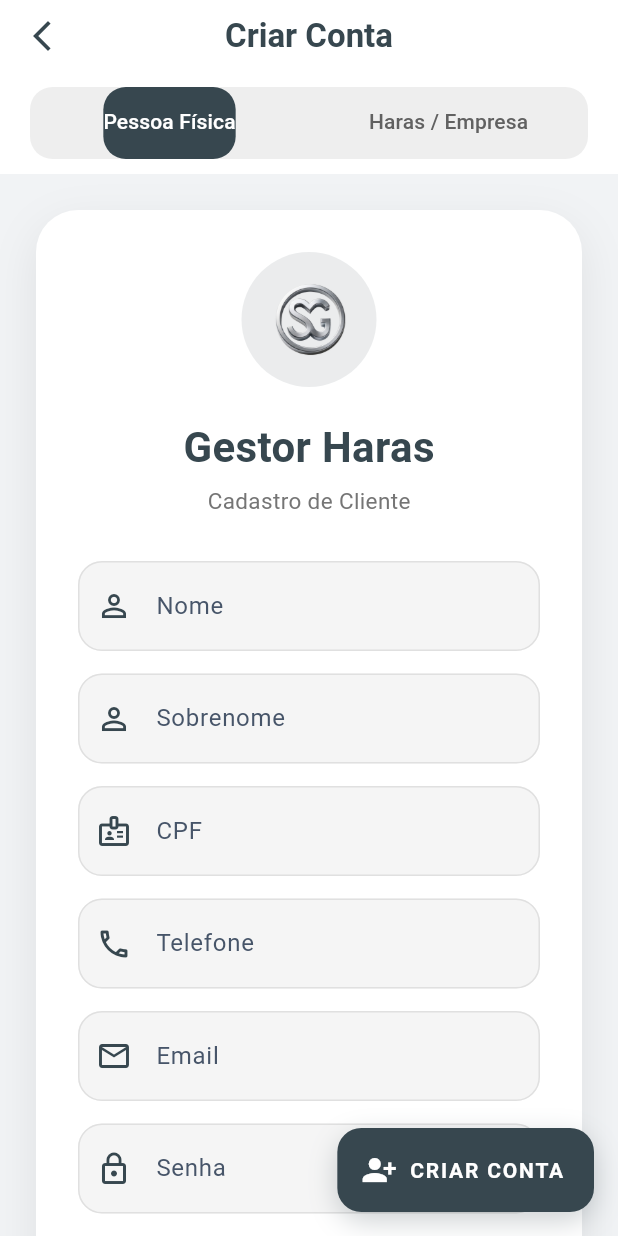
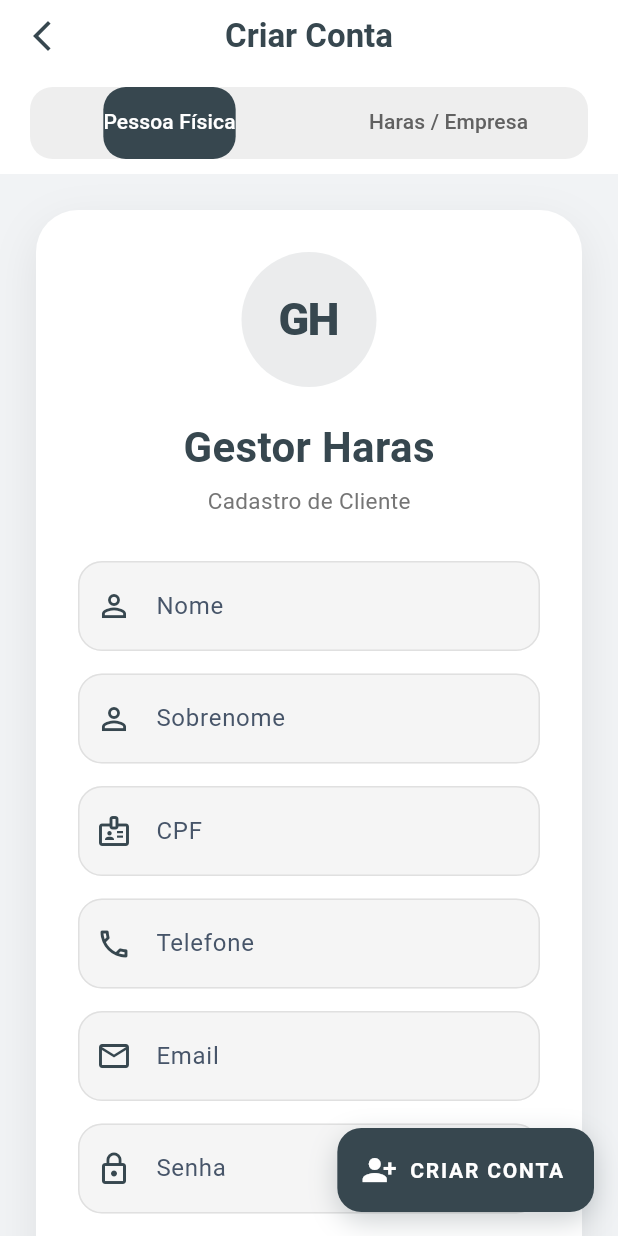
Before and after one commit to trocacofeos-debug/gestor_haras, a Flutter app: the screen it shows after launch, after a tap on "Não possui conta? Criar cadastro", on a phone screen of 412 x 824 dp. Run offline on Flutter 3.47's test engine with Material 3 defaults, Android fonts, the phone set to English and light mode, and no system bars; our stand-ins replace cloud_firestore, dio, file_picker, firebase_auth, firebase_core, webview_flutter; accounts and stored records are empty.

Commit message:
sistema atualizado 06

```diff
--- a/lib/views/auth/login_page_mobile.dart
+++ b/lib/views/auth/login_page_mobile.dart
@@ -194,14 +194,16 @@ class _LoginPageMobileState extends State<LoginPageMobile> {
         shape: BoxShape.circle,
       ),
 
-      child: Image.asset(
-        "assets/images/logo-prat.png",
-
-        fit: BoxFit.contain,
-
-        errorBuilder: (_, __, ___) {
-          return Icon(Icons.home_work_outlined, size: 45, color: primaria);
-        },
+      child: Center(
+        child: Text(
+          'GH',
+          style: TextStyle(
+            color: primaria,
+            fontSize: 30,
+            fontWeight: FontWeight.w800,
+            letterSpacing: -1,
+          ),
+        ),
       ),
     );
   }
--- a/lib/views/auth/register_page_mobile.dart
+++ b/lib/views/auth/register_page_mobile.dart
@@ -470,14 +470,16 @@ class _RegisterPageMobileState extends State<RegisterPageMobile>
         shape: BoxShape.circle,
       ),
 
-      child: Image.asset(
-        "assets/images/logo-prat.png",
-
-        fit: BoxFit.contain,
-
-        errorBuilder: (_, __, ___) {
-          return Icon(Icons.home_work_outlined, size: 45, color: primaria);
-        },
+      child: Center(
+        child: Text(
+          'GH',
+          style: TextStyle(
+            color: primaria,
+            fontSize: 30,
+            fontWeight: FontWeight.w800,
+            letterSpacing: -1,
+          ),
+        ),
       ),
     );
   }
```
Also changed, not shown: lib/views/auth/login_page_desktop.dart (+10 -8 lines), lib/views/auth/register_page_desktop.dart (+10 -8 lines), lib/views/home/admin_top_bar.dart (+2 -15 lines), 3 other files.
